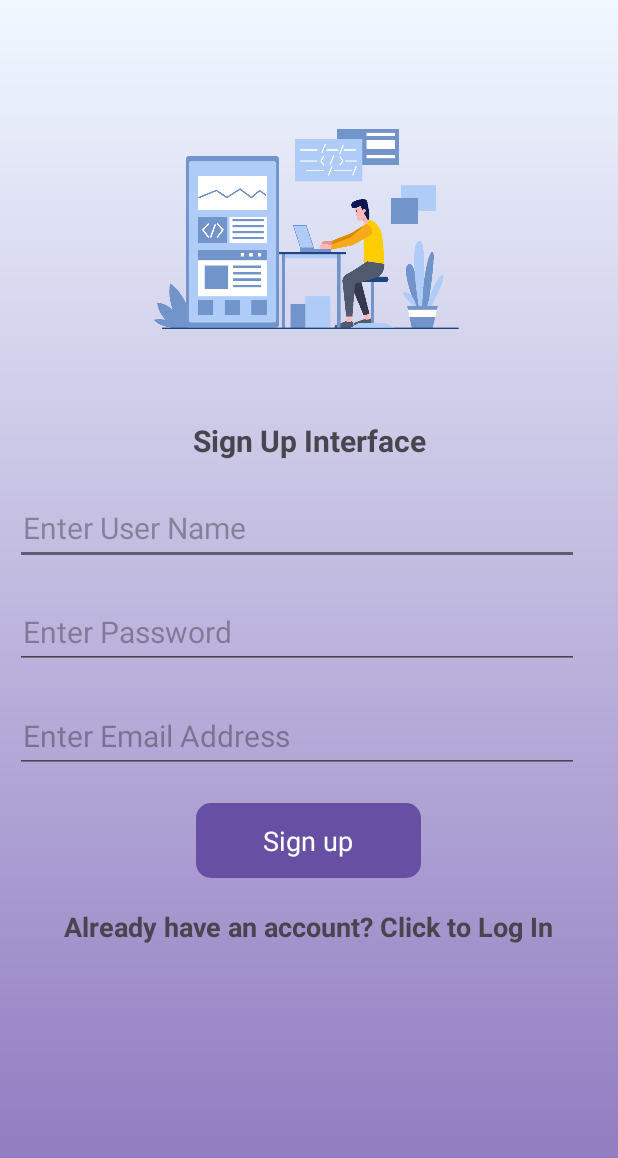
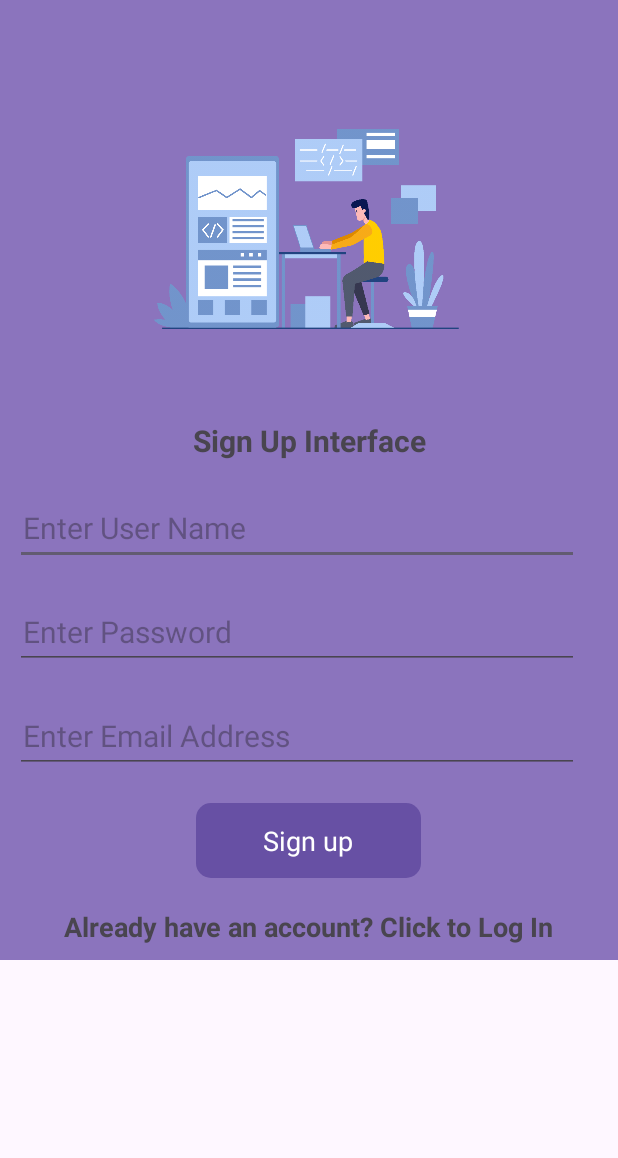
Before and after one commit to Thunder10046/Club_Management, an Android app: the screen it shows after launch (MainActivity), on a phone screen of 412 x 824 dp. Shown: the top 1158 px of the screen. Run offline under Robolectric (Android 15) with nearby library versions, the phone set to English and light mode, and no system bars; our stand-ins replace Firebase (no records; nobody signed in at launch, a user with empty details on screens opened directly).

Commit message:
Commit 1

```diff
--- a/app/build.gradle
+++ b/app/build.gradle
@@ -32,7 +32,7 @@ android {
 dependencies {
 
     implementation 'androidx.appcompat:appcompat:1.6.1'
-    implementation 'com.google.android.material:material:1.5.0'
+    implementation 'com.google.android.material:material:1.9.0'
     implementation 'androidx.constraintlayout:constraintlayout:2.1.4'
     implementation 'com.google.firebase:firebase-auth-ktx:22.0.0'
     testImplementation 'junit:junit:4.13.2'
--- a/app/src/main/res/layout/activity_main.xml
+++ b/app/src/main/res/layout/activity_main.xml
@@ -1,12 +1,21 @@
 <?xml version="1.0" encoding="utf-8"?>
-<LinearLayout xmlns:android="http://schemas.android.com/apk/res/android"
+<ScrollView xmlns:android="http://schemas.android.com/apk/res/android"
     xmlns:app="http://schemas.android.com/apk/res-auto"
     xmlns:tools="http://schemas.android.com/tools"
+    android:orientation="vertical"
     android:layout_width="match_parent"
     android:layout_height="match_parent"
-    android:background="@drawable/gradient"
-    android:orientation="vertical"
+    android:gravity="center"
+    android:scrollbars = "vertical"
+    android:scrollbarSize = "8dp"
+    android:scrollbarStyle = "insideOverlay"
     tools:context=".MainActivity">
+
+    <LinearLayout
+        android:layout_width="match_parent"
+        android:layout_height="wrap_content"
+        android:background="@color/purple_soft"
+        android:orientation="vertical">
 
     <ImageView
         android:id="@+id/imageView1"
@@ -84,4 +93,6 @@
         android:padding="10dp"
         android:textStyle="bold"/>
 
-</LinearLayout>
+    </LinearLayout>
+
+</ScrollView>
```
